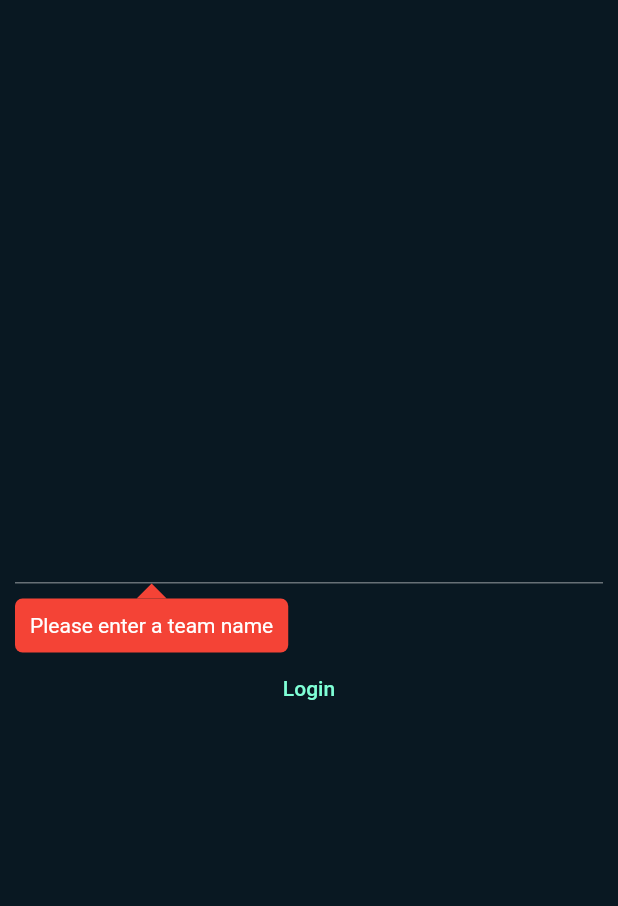
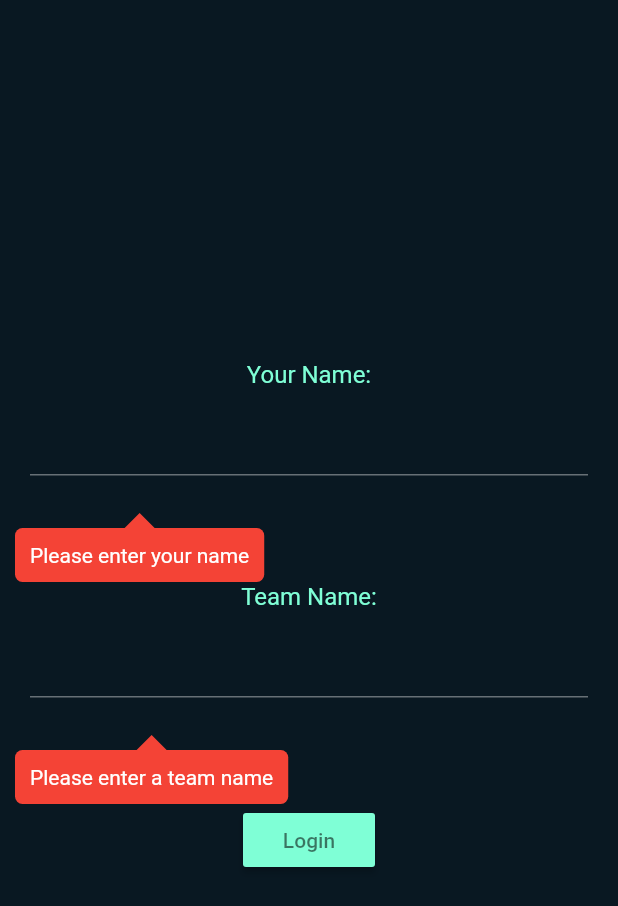
Before and after one commit to HackDavis/android_app, a Flutter app: the screen it shows after launch, after a tap on "Login", on a phone screen of 412 x 824 dp. Shown: the top 906 px of the screen. Run offline on Flutter 3.47's test engine with Material 2 defaults, Android fonts, the phone set to English and light mode, and no system bars; our stand-ins replace parse_server_sdk; network calls fail.

Commit message:
form improvements

```diff
--- a/lib/Login.dart
+++ b/lib/Login.dart
@@ -8,23 +8,33 @@ class Login extends StatefulWidget {
 
 }
 class LoginForm extends State<Login> {
+  TextEditingController teamName = TextEditingController();
   TextEditingController userName = TextEditingController();
   static const platform = const MethodChannel('hackdavis.io/login');
   bool teamExists = false;
   bool invalid = false;
   bool full = false;
+  bool emptyName = false;
   @override
   void initState() {
     super.initState();
   }
 
   Future<bool> validate(s) {
+    bool ok = true;
+    if(teamName.text.length == 0) {
+      setState(() => invalid = true);
+      ok = false;
+    }
     if(userName.text.length == 0) {
-      setState(() => invalid = true);
+      setState(() => emptyName = true);
+      ok = false;
+    }
+    if(!ok) {
       return Future.value(false);
     }
     var query = QueryBuilder<ParseObject>(ParseObject("_User"));
-    query.whereEqualTo("teamName", userName.text);
+    query.whereEqualTo("teamName", teamName.text);
     return query.query().then((response) {
       if(response.result != null) {
         if(response.result.length > 4) {
@@ -44,8 +54,7 @@ class LoginForm extends State<Login> {
 
   @override
   Widget build(BuildContext context) {
-    List<Widget> columnChildren = [
-      TextField(controller: userName,
+    var teamNameField = Padding(padding: EdgeInsets.all(10.0) + EdgeInsets.only(bottom: 15.0), child: TextField(controller: teamName,
       onChanged: (s) {
         if(teamExists || invalid || full) {
           setState(() {
@@ -55,23 +64,40 @@ class LoginForm extends State<Login> {
           });
         }
       },
-        onSubmitted: validate,),
-      FlatButton(child: Text("Login", style: Theme.of(context).textTheme.button),
+      onSubmitted: validate,));
+
+    var userNameField = Padding(padding: EdgeInsets.all(10.0) + EdgeInsets.only(bottom: 15.0), child: TextField(controller: userName,
+      onChanged: (s) {
+        if(emptyName) {
+          setState(() {
+            emptyName = false;
+          });
+        }
+      },
+      onSubmitted: validate,));
+    List<Widget> columnChildren = [
+      Text("Your Name:", style: Theme.of(context).textTheme.subhead),
+      userNameField,
+      Text("Team Name:", style: Theme.of(context).textTheme.subhead),
+      teamNameField,
+      RaisedButton(child: Text("Login",),
+        textColor: Colors.black54,
         onPressed: () {
             /*try {
               platform.invokeMethod("loginAnonymous",
-                  <String, dynamic>{"teamName": userName.text}).then((result) {
+                  <String, dynamic>{"teamName": teamName.text}).then((result) {
                               Navigator.of(context).pop(result);
               });
             }
             on PlatformException catch (e) {
               print(e);
             } */
-          validate(userName.text).then((valid){
+          validate(teamName.text).then((valid){
             if(valid) {
               ParseUser(null, null, null).loginAnonymous().then((response) {
                 var user = response.result;
-                user.set<String>("teamName", userName.text);
+                user.set<String>("teamName", teamName.text);
+                user.set<String>("realName", userName.text);
                 user.pin();
                 user.save();
                 Navigator.of(context).pop(response);
@@ -80,26 +106,35 @@ class LoginForm extends State<Login> {
           });
         },)
     ];
+    int teamFieldIndex = columnChildren.indexOf(teamNameField) + 1;
+    int userFieldIndex = columnChildren.indexOf(userNameField) + 1;
     if(teamExists) {
-      columnChildren.insert(1, Align(alignment: Alignment.centerLeft, child:
+      columnChildren.insert(teamFieldIndex, Align(alignment: Alignment.centerLeft, child:
           PopOver(text: "Team exists", popOverColor: Colors.green, brightness: Brightness.dark,)
       )
       );
     }
     else if(invalid) {
-      columnChildren.insert(1, Align(alignment: Alignment.centerLeft, child:
+      columnChildren.insert(teamFieldIndex, Align(alignment: Alignment.centerLeft, child:
       PopOver(text: "Please enter a team name", popOverColor: Colors.red, brightness: Brightness.dark,)
       )
       );
     }
     else if(full) {
-      columnChildren.insert(1, Align(alignment: Alignment.centerLeft, child:
+      columnChildren.insert(teamFieldIndex, Align(alignment: Alignment.centerLeft, child:
       PopOver(text: "That team is full", popOverColor: Colors.red, brightness: Brightness.dark,)
       )
       );
     }
+    if(emptyName) {
+      columnChildren.insert(userFieldIndex, Align(alignment: Alignment.centerLeft, child:
+      PopOver(text: "Please enter your name", popOverColor: Colors.red, brightness: Brightness.dark,)
+      )
+      );
+    }
     return WillPopScope(onWillPop: () => null, child: Scaffold(
-        body: Builder(builder: (context) => Container(padding: MediaQuery.of(context).padding + EdgeInsets.all(10.0), child: Center(child: Column(mainAxisAlignment: MainAxisAlignment.center,children: columnChildren)
+        body: Builder(builder: (context) => Container(padding: MediaQuery.of(context).padding + EdgeInsets.all(10.0), child: Center(child: Column(mainAxisAlignment: MainAxisAlignment.center,
+            children: columnChildren)
         )
         )
         )
--- a/lib/main.dart
+++ b/lib/main.dart
@@ -29,6 +29,7 @@ class MyAppState extends State<MyApp> {
         scaffoldBackgroundColor: Color(0xFF091822),
         canvasColor: Color(0xFF091822),
         primaryColor: Color(0xFF7FFFD6),
+        buttonColor: Color(0xFF7FFFD6),
         textTheme: Typography.whiteMountainView.apply(
             bodyColor: Color(0xFF7FFFD6)
         )
```
Also changed, not shown: lib/Badges.dart (+7 -5 lines), 1 other file. Lines whose indentation alone changed are shown as unchanged.
